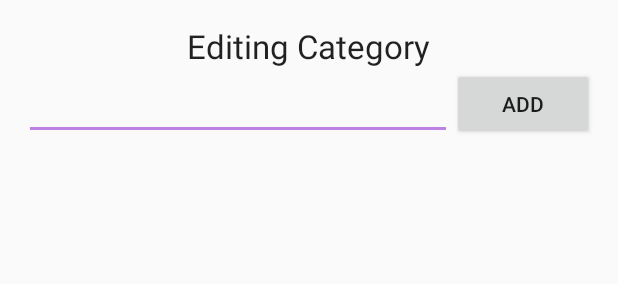
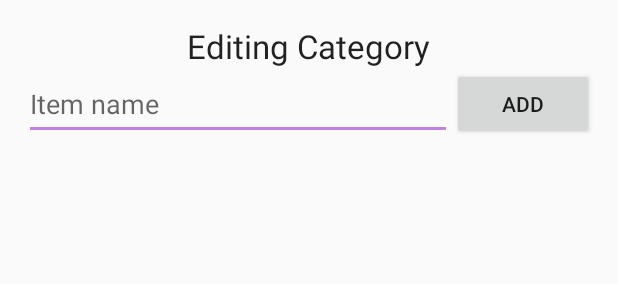
Before and after one commit to debkbanerji/better-charades, an Android app: the layout activity_edit_category.xml on its own in the app's theme, with its tools: preview values and no code run, on a phone screen of 412 x 824 dp. Shown: the top 284 px of the screen. Run offline under Robolectric (Android 15) with nearby library versions, the phone set to English and light mode, and no system bars.

Commit message:
Checking invalid string
Better checking to prevent adding categories or items with name "".

```diff
--- a/BetterCharades/app/src/main/java/com/example/bettercharades/EditCategoryActivity.java
+++ b/BetterCharades/app/src/main/java/com/example/bettercharades/EditCategoryActivity.java
@@ -91,6 +91,7 @@ public class EditCategoryActivity extends AppCompatActivity {
             @Override
             public void onClick(View v) {
                 String item = itemText.getText().toString();
+                if (!item.equals("")) {
                     itemText.setText("");
                     if (!itemList.contains(item)) {
                         itemList.add(item);
@@ -98,6 +99,7 @@ public class EditCategoryActivity extends AppCompatActivity {
                     } else {
                         Toast.makeText(getApplicationContext(), "Category already contains \"" + item + "\""
                                 , Toast.LENGTH_SHORT).show();
+                    }
                 }
             }
         });
@@ -110,7 +112,7 @@ public class EditCategoryActivity extends AppCompatActivity {
         inflater.inflate(R.menu.menu_delete_item, menu);
 
 
-        AdapterView.AdapterContextMenuInfo info = (AdapterView.AdapterContextMenuInfo)menuInfo;
+        AdapterView.AdapterContextMenuInfo info = (AdapterView.AdapterContextMenuInfo) menuInfo;
         int itemID = info.position;
         menu.setHeaderTitle(itemList.get(itemID));
     }
--- a/BetterCharades/app/src/main/res/layout/activity_edit_category.xml
+++ b/BetterCharades/app/src/main/res/layout/activity_edit_category.xml
@@ -31,7 +31,8 @@
             android:id="@+id/itemText"
             android:layout_width="match_parent"
             android:layout_height="match_parent"
-            android:layout_weight="25" />
+            android:layout_weight="25"
+            android:hint="Item name"/>
 
         <Button
             android:id="@+id/addButton"
--- a/BetterCharades/build.gradle
+++ b/BetterCharades/build.gradle
@@ -5,7 +5,7 @@ buildscript {
         jcenter()
     }
     dependencies {
-        classpath 'com.android.tools.build:gradle:2.1.0'
+        classpath 'com.android.tools.build:gradle:2.1.2'
         classpath 'com.google.gms:google-services:3.0.0'
 
         // NOTE: Do not place your application dependencies here; they belong
```
Also changed, not shown: BetterCharades/app/src/main/java/com/example/bettercharades/CreateCategoryActivity.java (+5 -3 lines). Lines whose indentation alone changed are shown as unchanged.
